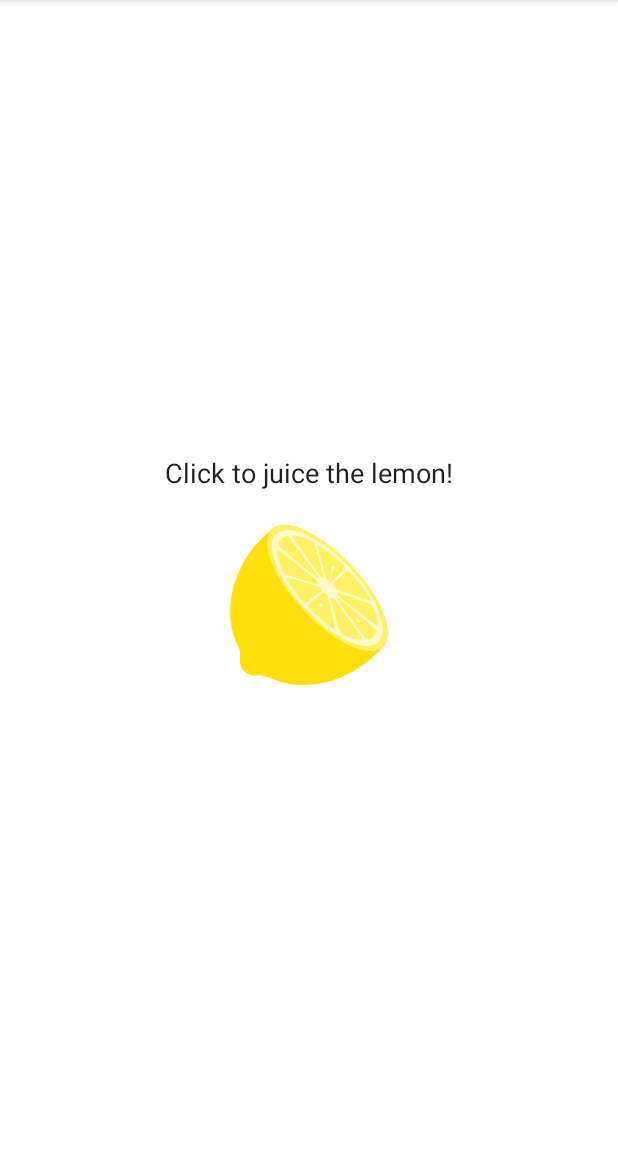
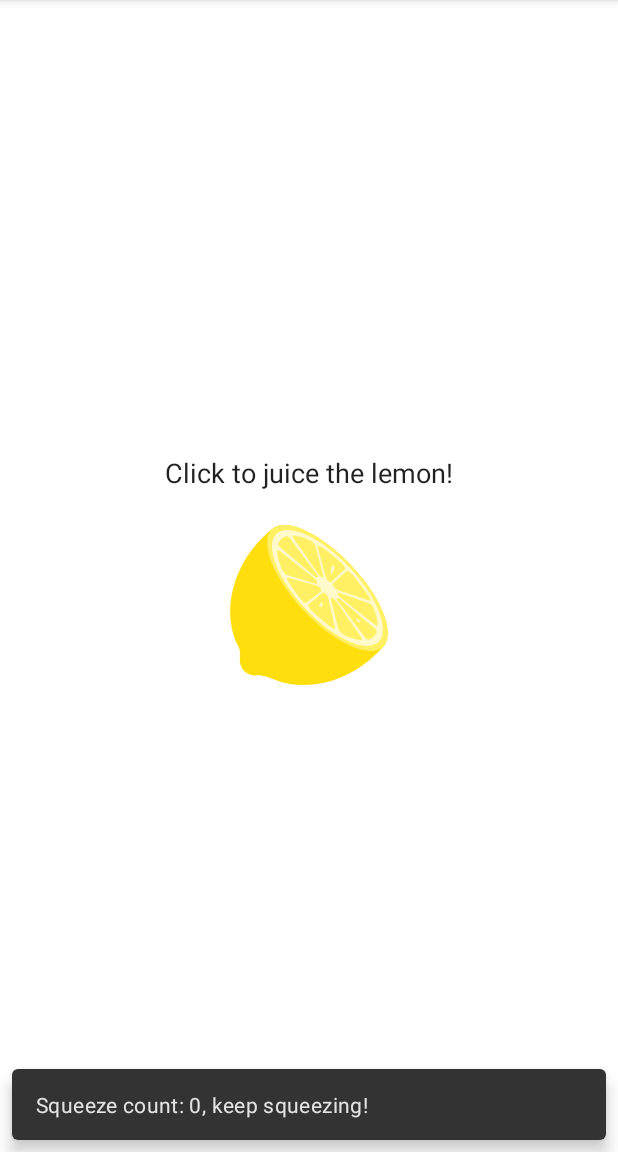
Before and after one commit to Khulud-Alsharqawi/LemonadeApp, an Android app: the screen it shows after launch (MainActivity), after a tap on an icon or button, on a phone screen of 412 x 824 dp, the part 84-1236 px from its top. Run offline under Robolectric (Android 15) with nearby library versions, the phone set to English and light mode, and no system bars.

```diff
--- a/app/src/main/java/com/example/lemonade/MainActivity.kt
+++ b/app/src/main/java/com/example/lemonade/MainActivity.kt
@@ -105,9 +105,8 @@ class MainActivity : AppCompatActivity() {
 
         // if statement block -> in one optimize code
         val nextImage: ImageView = findViewById(R.id.image_lemon_state)
-        val toast = Toast.makeText(this, "Great! keep going", Toast.LENGTH_SHORT)
-        toast.show()
-        if (lemonadeState == SELECT) {
+
+          if (lemonadeState == SELECT) {
             lemonadeState = SQUEEZE
             lemonSize = lemonTree.pick()
             squeezeCount = 0
@@ -124,6 +123,7 @@ class MainActivity : AppCompatActivity() {
             lemonadeState = SELECT
         }
         setViewElements()
+        showSnackbar()
     }
 
     private fun setViewElements() {
```
